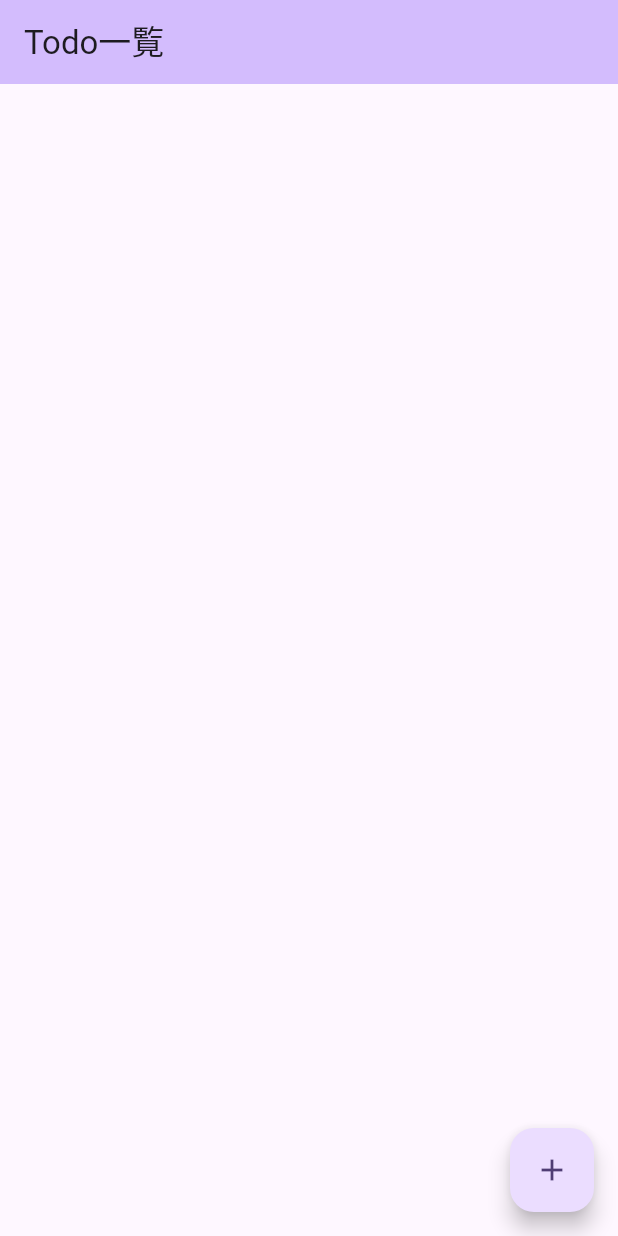
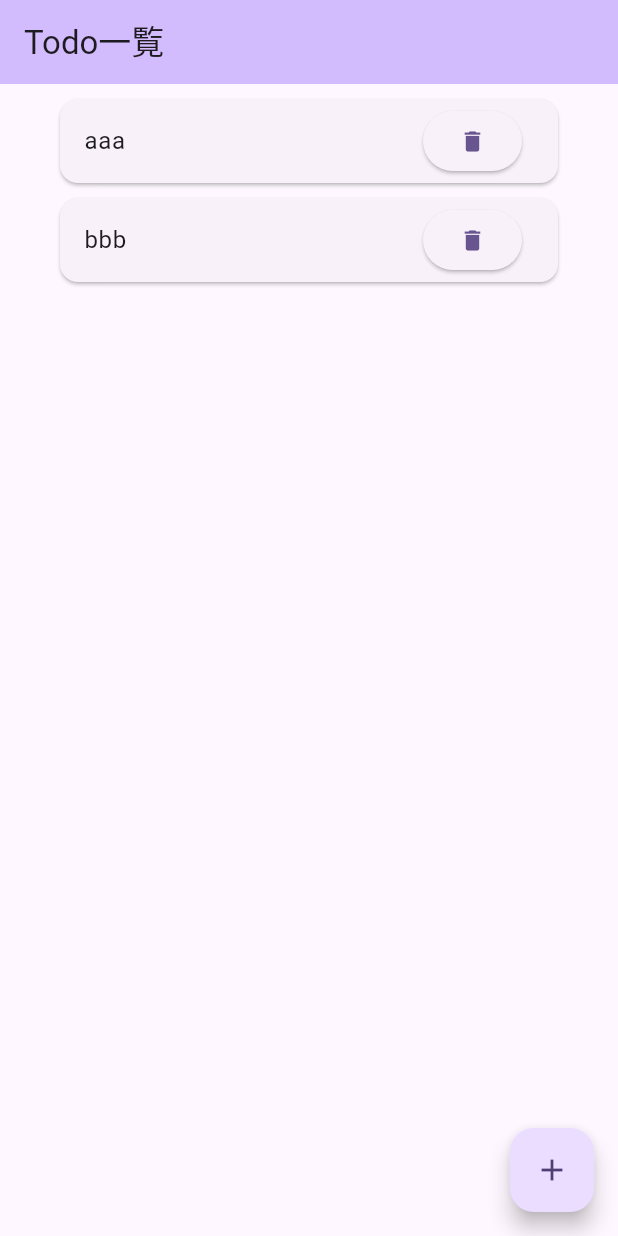
Before and after one commit to MutsuBojiiwa/flutter_application_todo, a Flutter app: the screen it shows after launch, on a phone screen of 412 x 824 dp. Run offline on Flutter 3.47's test engine with Material 3 defaults, Android fonts, the phone set to English and light mode, and no system bars.

Commit message:
Todoカードに削除ボタン追加（機能は未実装）

```diff
--- a/lib/main.dart
+++ b/lib/main.dart
@@ -32,7 +32,7 @@ class MyHomePage extends StatefulWidget {
 }
 
 class _MyHomePageState extends State<MyHomePage> {
-  List<String> todoList = [];
+  List<String> todoList = ['aaa','bbb'];
 
   @override
   Widget build(BuildContext context) {
@@ -57,6 +57,12 @@ class _MyHomePageState extends State<MyHomePage> {
                 ),
                 child: ListTile(
                   title: Text(todoList[index]),
+                  trailing: ElevatedButton(
+                    onPressed: () {
+                      //処理を書く
+                    },
+                    child: const Icon(Icons.delete),
+                  ),
                 ),
               );
             },
```
